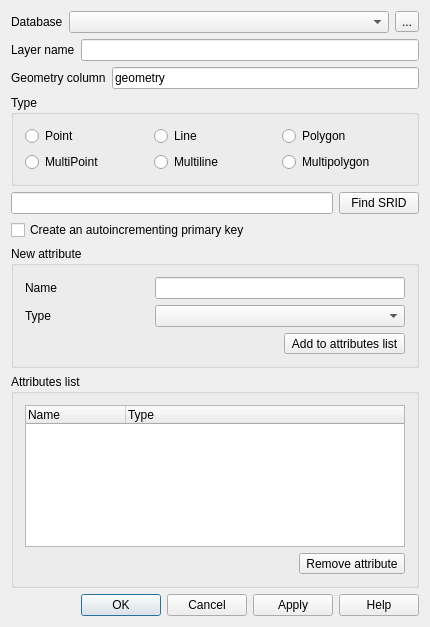
The window that src/ui/qgsnewspatialitelayerdialogbase.ui (qgis/QGIS) describes before a commit, drawn with Qt 5.
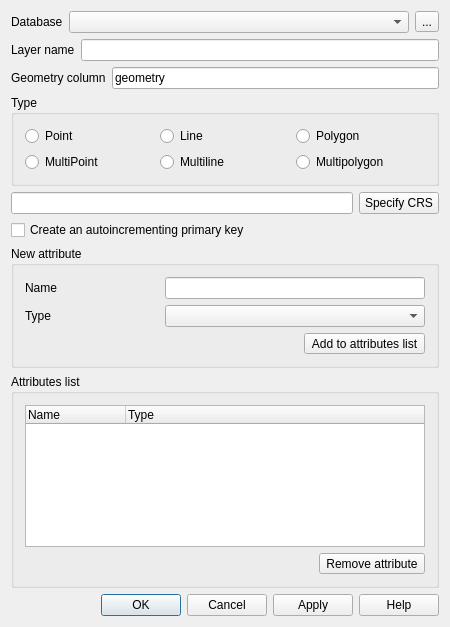
The same window after the commit. Icons and pictures are not drawn.

Commit message: [BACKPORT] use native projection selector in New SpatiaLite layer dialog (completely fix #4549)

```diff
--- a/src/ui/qgsnewspatialitelayerdialogbase.ui
+++ b/src/ui/qgsnewspatialitelayerdialogbase.ui
@@ -6,7 +6,7 @@
    <rect>
     <x>0</x>
     <y>0</y>
-    <width>430</width>
+    <width>450</width>
     <height>627</height>
    </rect>
   </property>
@@ -216,7 +216,7 @@
         <string>Specify the coordinate reference system of the layer's geometry.</string>
        </property>
        <property name="text">
-        <string>Find SRID</string>
+        <string>Specify CRS</string>
        </property>
       </widget>
      </item>
```
The commit also changes 5 other files.
